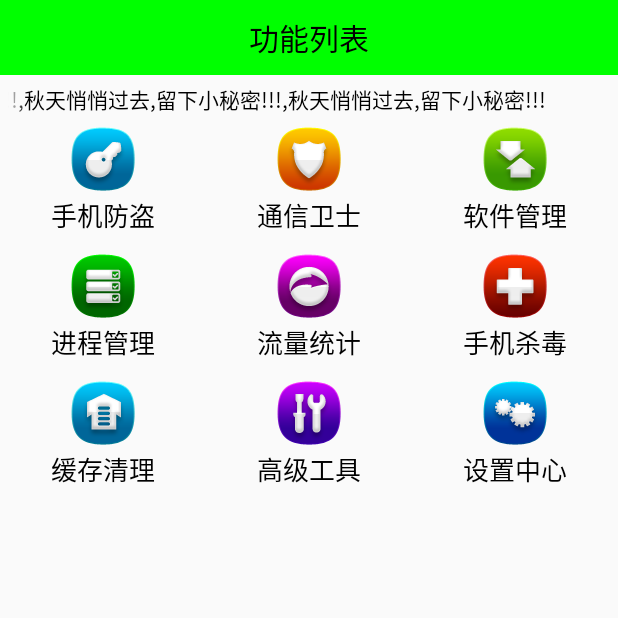
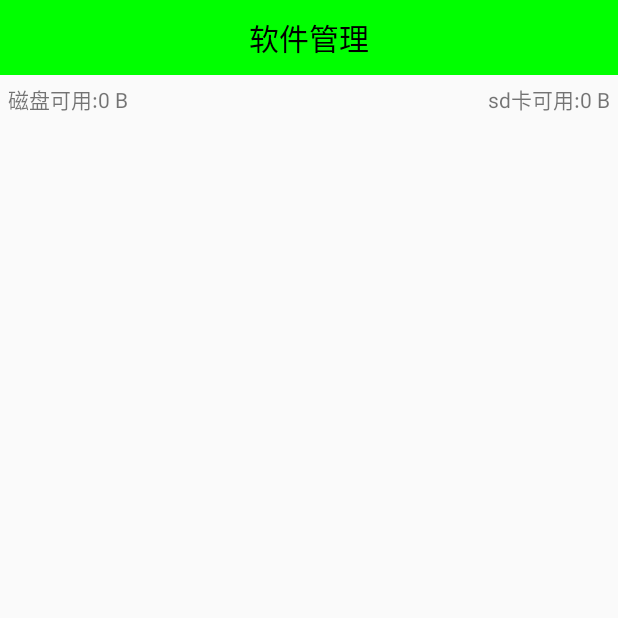
Before and after one commit to lb2281075105/mobilesafe, an Android app: the HomeActivity screen opened directly, with no data from a screen before it, after a tap on "软件管理", on a phone screen of 412 x 824 dp, the top half of it. Run offline under Robolectric (Android 15) with nearby library versions, the phone set to English and light mode, and no system bars; 2 other taps on this screen came first.

Commit message:
获取内存大小

```diff
--- a/app/src/main/AndroidManifest.xml
+++ b/app/src/main/AndroidManifest.xml
@@ -33,6 +33,7 @@
             android:theme="@android:style/Theme.Translucent.NoTitleBar"/>
         <activity android:name=".activity.SetupOverActivity" />
         <activity android:name=".activity.BlackNumberActivity"/>
+        <activity android:name=".activity.AppManagerActivity"/>
 
         <receiver android:name=".receiver.BootReceiver">
             <intent-filter>
--- /dev/null
+++ b/app/src/main/java/com/itheima/mobilesafe/activity/AppManagerActivity.java
@@ -0,0 +1,69 @@
+package com.itheima.mobilesafe.activity;
+
+import android.os.Bundle;
+import android.os.Environment;
+import android.os.StatFs;
+import android.text.format.Formatter;
+import android.view.View;
+import android.widget.ListView;
+import android.widget.TextView;
+
+import androidx.annotation.Nullable;
+import androidx.appcompat.app.AppCompatActivity;
+
+import com.itheima.mobilesafe.R;
+
+public class AppManagerActivity extends AppCompatActivity {
+
+    private TextView tv_left;
+    private TextView tv_right;
+    private ListView listView;
+
+    @Override
+    protected void onCreate(@Nullable Bundle savedInstanceState) {
+        super.onCreate(savedInstanceState);
+        setContentView(R.layout.activity_appmanager);
+        initUI();
+    }
+
+    private void initUI() {
+        tv_left = findViewById(R.id.tv_left);
+        tv_right = findViewById(R.id.tv_right);
+
+        listView = findViewById(R.id.lv_appmanager);
+        //1,获取磁盘(内存,区分于手机运行内存)可用大小,磁盘路径
+        String path = Environment.getDataDirectory().getAbsolutePath();
+        //2,获取sd卡可用大小,sd卡路径
+        String sdPath = Environment.getExternalStorageDirectory().getAbsolutePath();
+        //3,获取以上两个路径下文件夹的可用大小
+        String memoryAvailSpace = Formatter.formatFileSize(this, getAvailSpace(path));
+        String sdMemoryAvailSpace = Formatter.formatFileSize(this,getAvailSpace(sdPath));
+
+
+        tv_left.setText("磁盘可用:"+memoryAvailSpace);
+        tv_right.setText("sd卡可用:"+sdMemoryAvailSpace);
+    }
+
+    //int代表多少个G
+    /**
+     * 返回值结果单位为byte = 8bit,最大结果为2147483647 bytes
+     * @param path
+     * @return	返回指定路径可用区域的byte类型值
+     */
+    private long getAvailSpace(String path) {
+        //获取可用磁盘大小类
+        StatFs statFs = new StatFs(path);
+        //获取可用区块的个数
+        long count = statFs.getAvailableBlocks();
+        //获取区块的大小
+        long size = statFs.getBlockSize();
+        //区块大小*可用区块个数 == 可用空间大小
+        return count*size;
+//		Integer.MAX_VALUE	代表int类型数据的最大大小
+//		0x7FFFFFFF
+//
+//		2147483647bytes/1024 =  2096128 KB
+//		2096128KB/1024 = 2047	MB
+//		2047MB = 2G
+    }
+}
--- a/app/src/main/java/com/itheima/mobilesafe/activity/HomeActivity.java
+++ b/app/src/main/java/com/itheima/mobilesafe/activity/HomeActivity.java
@@ -62,6 +62,8 @@ public class HomeActivity extends AppCompatActivity {
 
                         break;
                     case 2:
+                        startActivity(new Intent(getApplicationContext(),AppManagerActivity.class));
+
                         break;
                     case 3:
                         break;
--- /dev/null
+++ b/app/src/main/res/layout/activity_appmanager.xml
@@ -0,0 +1,31 @@
+<?xml version="1.0" encoding="utf-8"?>
+<LinearLayout xmlns:android="http://schemas.android.com/apk/res/android"
+    android:orientation="vertical" android:layout_width="match_parent"
+    android:layout_height="match_parent">
+
+    <TextView
+        style="@style/TitleStyle"
+        android:text="软件管理"/>
+
+    <RelativeLayout
+        android:padding="5dp"
+        android:layout_width="match_parent"
+        android:layout_height="wrap_content">
+
+        <TextView
+            android:id="@+id/tv_left"
+            android:text="左边"
+            android:layout_width="wrap_content"
+            android:layout_height="wrap_content"/>
+        <TextView
+            android:id="@+id/tv_right"
+            android:layout_alignParentRight="true"
+            android:text="右边"
+            android:layout_width="wrap_content"
+            android:layout_height="wrap_content"/>
+    </RelativeLayout>
+    <ListView
+        android:id="@+id/lv_appmanager"
+        android:layout_width="match_parent"
+        android:layout_height="wrap_content"/>
+</LinearLayout>
```
